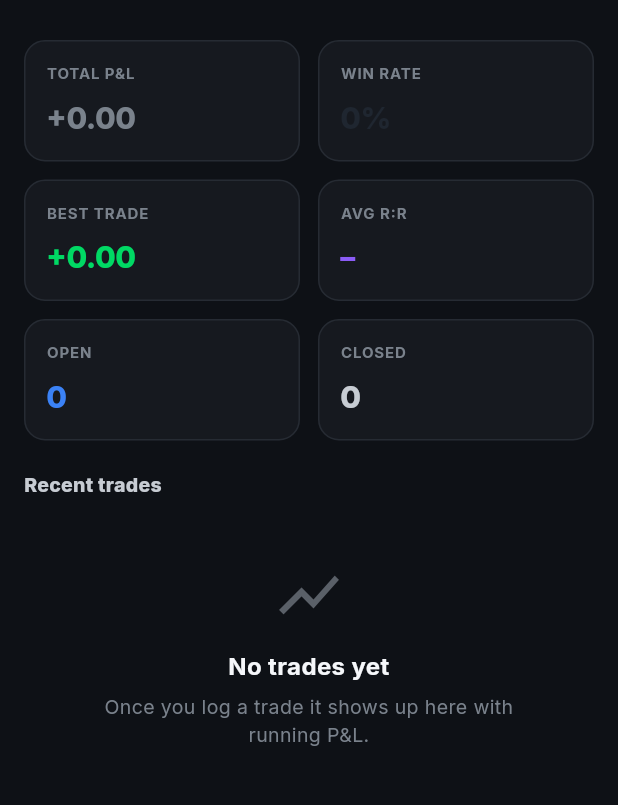
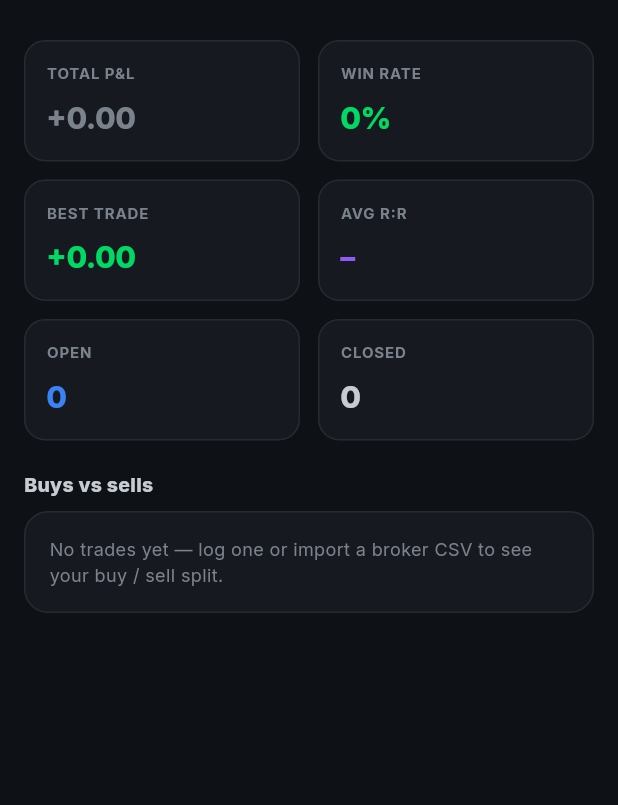
Before and after one commit to elijah1israel/journal-app, a Flutter app: the DashboardScreen screen opened directly, on a phone screen of 412 x 824 dp, the part 62-867 px from its top. Run offline on Flutter 3.47's test engine with Material 3 defaults, Android fonts, the phone set to English and light mode, and no system bars; our stand-ins replace dio, file_picker, flutter_secure_storage, flutter_svg, google_fonts, package_info_plus; accounts and stored records are empty.

Commit message:
Dashboard buy/sell chart, green win rate, robust CSV picker
- Dashboard: replace the recent-trades list with a buys-vs-sells
  breakdown (stacked proportional bar + counts), and tint the win
  rate stat green.
- Calendar: add a per-month buys-vs-sells breakdown below the grid,
  scoped to trades opened in the visible month.
- CSV import: open the file picker to all files and validate the
  .csv extension ourselves — FileType.custom greyed CSVs out of the
  system picker on many Android builds.

https://claude.ai/code/session_01WXYneCfro24vVN1W5fpZmv

```diff
--- a/lib/screens/calendar_screen.dart
+++ b/lib/screens/calendar_screen.dart
@@ -5,6 +5,7 @@ import 'package:provider/provider.dart';
 import '../models/trade.dart';
 import '../state/app_state.dart';
 import '../theme/app_theme.dart';
+import '../widgets/buy_sell_chart.dart';
 import '../widgets/ui.dart';
 import '../widgets/wickbook_top_bar.dart';
 import 'trade_form_screen.dart';
@@ -221,6 +222,22 @@ class _MonthHeader extends StatelessWidget {
   }
 }
 
+class _SectionHeader extends StatelessWidget {
+  const _SectionHeader({required this.title});
+  final String title;
+
+  @override
+  Widget build(BuildContext context) => Padding(
+        padding: const EdgeInsets.symmetric(horizontal: 4),
+        child: Text(title,
+            style: const TextStyle(
+                fontSize: 13,
+                fontWeight: FontWeight.w800,
+                color: AppColors.gray700,
+                letterSpacing: 0.2)),
+      );
+}
+
 class _DayHeaderRow extends StatelessWidget {
   const _DayHeaderRow();
   static const _days = ['M', 'T', 'W', 'T', 'F', 'S', 'S'];
@@ -280,6 +297,17 @@ class _MonthPage extends StatelessWidget {
     final winDays = buckets.values.where((l) => _pnlOf(l) > 0).length;
     final lossDays = buckets.values.where((l) => _pnlOf(l) < 0).length;
 
+    // Buys vs sells taken this month, scoped by entry date (when the
+    // trade was opened) so open positions count too.
+    final monthTrades = trades.where((t) {
+      final entry = t.entryDate.toLocal();
+      return entry.year == month.year && entry.month == month.month;
+    });
+    final buys =
+        monthTrades.where((t) => t.direction == TradeDirection.buy).length;
+    final sells =
+        monthTrades.where((t) => t.direction == TradeDirection.sell).length;
+
     return ListView(
       padding: const EdgeInsets.fromLTRB(12, 0, 12, 24),
       physics: const BouncingScrollPhysics(),
@@ -294,6 +322,10 @@ class _MonthPage extends StatelessWidget {
         _MonthGrid(month: month, buckets: buckets, onDayTap: onDayTap),
         const SizedBox(height: 16),
         const _Legend(),
+        const SizedBox(height: 20),
+        const _SectionHeader(title: 'Buys vs sells this month'),
+        const SizedBox(height: 8),
+        BuySellChart(buys: buys, sells: sells),
         if (trades.isEmpty)
           const Padding(
             padding: EdgeInsets.only(top: 24),
--- a/lib/screens/dashboard_screen.dart
+++ b/lib/screens/dashboard_screen.dart
@@ -3,10 +3,11 @@ import 'package:provider/provider.dart';
 
 import '../state/app_state.dart';
 import '../theme/app_theme.dart';
+import '../widgets/buy_sell_chart.dart';
 import '../widgets/ui.dart';
 import '../widgets/wickbook_top_bar.dart';
 
-/// The dashboard tab — stat tiles + a "recent trades" list. Mirrors
+/// The dashboard tab — stat tiles + a buys-vs-sells breakdown. Mirrors
 /// the React `DashboardPage` from trade-journal-frontend, condensed
 /// for a phone-sized layout.
 class DashboardScreen extends StatelessWidget {
@@ -29,34 +30,13 @@ class DashboardScreen extends StatelessWidget {
           children: [
             _StatGrid(state: state),
             const SizedBox(height: 20),
-            const _SectionHeader(title: 'Recent trades'),
+            const _SectionHeader(title: 'Buys vs sells'),
             const SizedBox(height: 8),
-            if (state.loadingTrades && state.trades.isEmpty)
-              const Padding(
-                padding: EdgeInsets.all(32),
-                child: Center(
-                    child: CircularProgressIndicator(
-                        strokeWidth: 2, color: AppColors.teal)),
-              )
-            else if (state.trades.isEmpty)
-              const EmptyState(
-                icon: Icons.show_chart,
-                title: 'No trades yet',
-                subtitle:
-                    'Once you log a trade it shows up here with running P&L.',
-              )
-            else
-              ..._recent(state).map((t) => _MiniTradeTile(trade: t)),
+            BuySellChart(buys: state.buyCount, sells: state.sellCount),
           ],
         ),
       ),
     );
-  }
-
-  List _recent(AppState state) {
-    final list = state.trades.toList();
-    list.sort((a, b) => b.entryDate.compareTo(a.entryDate));
-    return list.take(5).toList();
   }
 }
 
@@ -97,7 +77,7 @@ class _StatGrid extends StatelessWidget {
                 child: _StatCard(
                     label: 'Win rate',
                     value: '${winRate.toStringAsFixed(0)}%',
-                    color: AppColors.ink)),
+                    color: AppColors.success)),
           ],
         ),
         const SizedBox(height: 12),
@@ -177,62 +157,3 @@ class _StatCard extends StatelessWidget {
     );
   }
 }
-
-class _MiniTradeTile extends StatelessWidget {
-  const _MiniTradeTile({required this.trade});
-  final dynamic trade;
-
-  @override
-  Widget build(BuildContext context) {
-    final pnl = trade.pnl as double?;
-    final pnlColor = AppColors.pnl(pnl ?? 0);
-    return Container(
-      margin: const EdgeInsets.only(top: 8),
-      padding: const EdgeInsets.symmetric(horizontal: 14, vertical: 12),
-      decoration: BoxDecoration(
-        color: AppColors.surface,
-        borderRadius: BorderRadius.circular(12),
-        border: Border.all(color: AppColors.border),
-      ),
-      child: Row(
-        children: [
-          Container(
-            width: 36,
-            height: 36,
-            decoration: BoxDecoration(
-              color: pnlColor.withOpacity(0.12),
-              borderRadius: BorderRadius.circular(10),
-            ),
-            child: Icon(
-              trade.direction.label == 'Long'
-                  ? Icons.trending_up
-                  : Icons.trending_down,
-              color: pnlColor,
-              size: 18,
-            ),
-          ),
-          const SizedBox(width: 12),
-          Expanded(
-            child: Column(
-              crossAxisAlignment: CrossAxisAlignment.start,
-              children: [
-                Text(trade.symbol,
-                    style: const TextStyle(
-                        fontWeight: FontWeight.w700,
-                        color: AppColors.gray900)),
-                Text(
-                  '${trade.direction.label} · ${trade.strategyName.isEmpty ? "No strategy" : trade.strategyName}',
-                  style: const TextStyle(
-                      fontSize: 12, color: AppColors.gray500),
-                ),
-              ],
-            ),
-          ),
-          Text(formatPnl(pnl),
-              style: TextStyle(
-                  fontWeight: FontWeight.w800, color: pnlColor)),
-        ],
-      ),
-    );
-  }
-}
--- a/lib/state/app_state.dart
+++ b/lib/state/app_state.dart
@@ -57,6 +57,11 @@ class AppState extends ChangeNotifier {
       _tradeList.where((t) => t.status == TradeStatus.open).length;
   int get winners => _tradeList.where((t) => t.isWinner).length;
   int get losers => _tradeList.where((t) => t.isLoser).length;
+
+  int get buyCount =>
+      _tradeList.where((t) => t.direction == TradeDirection.buy).length;
+  int get sellCount =>
+      _tradeList.where((t) => t.direction == TradeDirection.sell).length;
 
   double get winRate {
     final closed = closedTrades;
--- /dev/null
+++ b/lib/widgets/buy_sell_chart.dart
@@ -0,0 +1,190 @@
+import 'package:flutter/material.dart';
+
+import '../theme/app_theme.dart';
+
+/// A compact "buys vs sells" breakdown — a stacked proportional bar with
+/// a count legend underneath. Buys (Long) read in brand emerald, sells
+/// (Short) in the bearish red, so the split speaks the same green/red
+/// colour language as the rest of the P&L surfaces.
+class BuySellChart extends StatelessWidget {
+  const BuySellChart({
+    super.key,
+    required this.buys,
+    required this.sells,
+  });
+
+  final int buys;
+  final int sells;
+
+  @override
+  Widget build(BuildContext context) {
+    final total = buys + sells;
+    return Container(
+      padding: const EdgeInsets.fromLTRB(16, 16, 16, 16),
+      decoration: BoxDecoration(
+        color: AppColors.surface,
+        borderRadius: BorderRadius.circular(16),
+        border: Border.all(color: AppColors.border),
+      ),
+      child: total == 0
+          ? const Text(
+              'No trades yet — log one or import a broker CSV to see your '
+              'buy / sell split.',
+              style: TextStyle(
+                  fontSize: 12, color: AppColors.gray500, height: 1.45),
+            )
+          : Column(
+              crossAxisAlignment: CrossAxisAlignment.start,
+              children: [
+                Row(
+                  children: [
+                    Expanded(
+                      child: _Count(
+                        label: 'Buys',
+                        sublabel: 'Long',
+                        value: buys,
+                        color: AppColors.success,
+                      ),
+                    ),
+                    Expanded(
+                      child: _Count(
+                        label: 'Sells',
+                        sublabel: 'Short',
+                        value: sells,
+                        color: AppColors.danger,
+                        alignEnd: true,
+                      ),
+                    ),
+                  ],
+                ),
+                const SizedBox(height: 14),
+                _StackedBar(buys: buys, sells: sells),
+                const SizedBox(height: 10),
+                Row(
+                  mainAxisAlignment: MainAxisAlignment.spaceBetween,
+                  children: [
+                    _LegendDot(
+                      color: AppColors.success,
+                      label: '${_pct(buys, total)}% buys',
+                    ),
+                    _LegendDot(
+                      color: AppColors.danger,
+                      label: '${_pct(sells, total)}% sells',
+                    ),
+                  ],
+                ),
+              ],
+            ),
+    );
+  }
+
+  int _pct(int part, int total) =>
+      total == 0 ? 0 : (part * 100 / total).round();
+}
+
+class _StackedBar extends StatelessWidget {
+  const _StackedBar({required this.buys, required this.sells});
+  final int buys;
+  final int sells;
+
+  @override
+  Widget build(BuildContext context) {
+    final total = buys + sells;
+    // Guard against a zero-width flex when one side is empty.
+    final buyFlex = buys == 0 ? 0 : buys;
+    final sellFlex = sells == 0 ? 0 : sells;
+    return ClipRRect(
+      borderRadius: BorderRadius.circular(999),
+      child: SizedBox(
+        height: 12,
+        child: Row(
+          children: [
+            if (buyFlex > 0)
+              Expanded(
+                flex: buyFlex,
+                child: Container(color: AppColors.success),
+              ),
+            if (buyFlex > 0 && sellFlex > 0) const SizedBox(width: 2),
+            if (sellFlex > 0)
+              Expanded(
+                flex: sellFlex,
+                child: Container(color: AppColors.danger),
+              ),
+            if (total == 0)
+              Expanded(child: Container(color: AppColors.border)),
+          ],
+        ),
+      ),
+    );
+  }
+}
+
+class _Count extends StatelessWidget {
+  const _Count({
+    required this.label,
+    required this.sublabel,
+    required this.value,
+    required this.color,
+    this.alignEnd = false,
+  });
+
+  final String label;
+  final String sublabel;
+  final int value;
+  final Color color;
+  final bool alignEnd;
+
+  @override
+  Widget build(BuildContext context) {
+    return Column(
+      crossAxisAlignment:
+          alignEnd ? CrossAxisAlignment.end : CrossAxisAlignment.start,
+      children: [
+        Text(
+          '$label · $sublabel'.toUpperCase(),
+          style: const TextStyle(
+              fontSize: 9.5,
+              fontWeight: FontWeight.w800,
+              letterSpacing: 0.6,
+              color: AppColors.gray500),
+        ),
+        const SizedBox(height: 4),
+        Text(
+          value.toString(),
+          style: TextStyle(
+              fontSize: 24,
+              fontWeight: FontWeight.w800,
+              color: color,
+              letterSpacing: -0.5),
+        ),
+      ],
+    );
+  }
+}
+
+class _LegendDot extends StatelessWidget {
+  const _LegendDot({required this.color, required this.label});
+  final Color color;
+  final String label;
+
+  @override
+  Widget build(BuildContext context) => Row(
+        mainAxisSize: MainAxisSize.min,
+        children: [
+          Container(
+            width: 10,
+            height: 10,
+            decoration: BoxDecoration(
+              color: color,
+              borderRadius: BorderRadius.circular(3),
+            ),
+          ),
+          const SizedBox(width: 6),
+          Text(label,
+              style: const TextStyle(
+                  fontSize: 11.5,
+                  fontWeight: FontWeight.w600,
+                  color: AppColors.gray500)),
+        ],
+      );
+}
```
Also changed, not shown: lib/screens/csv_import_sheet.dart (+18 -3 lines).
